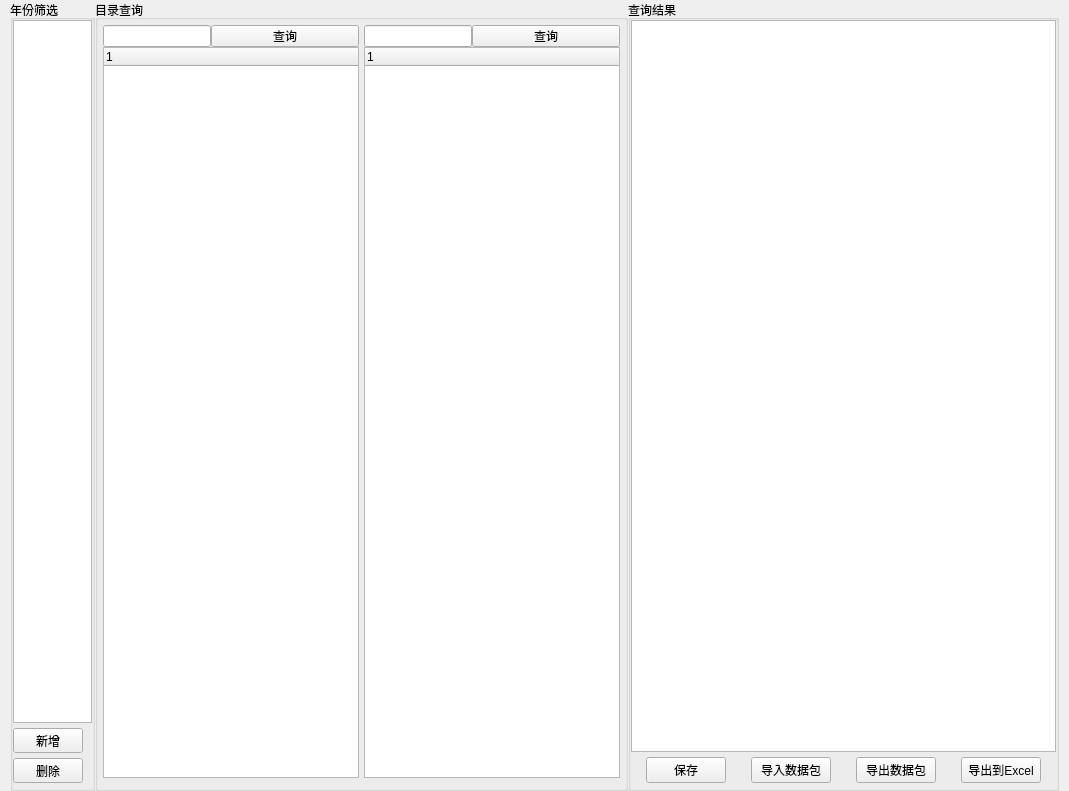
Before: the Qt Designer form widgets/strengthDisturb/retirement.ui in Belos10/Equip, drawn with Qt 5.
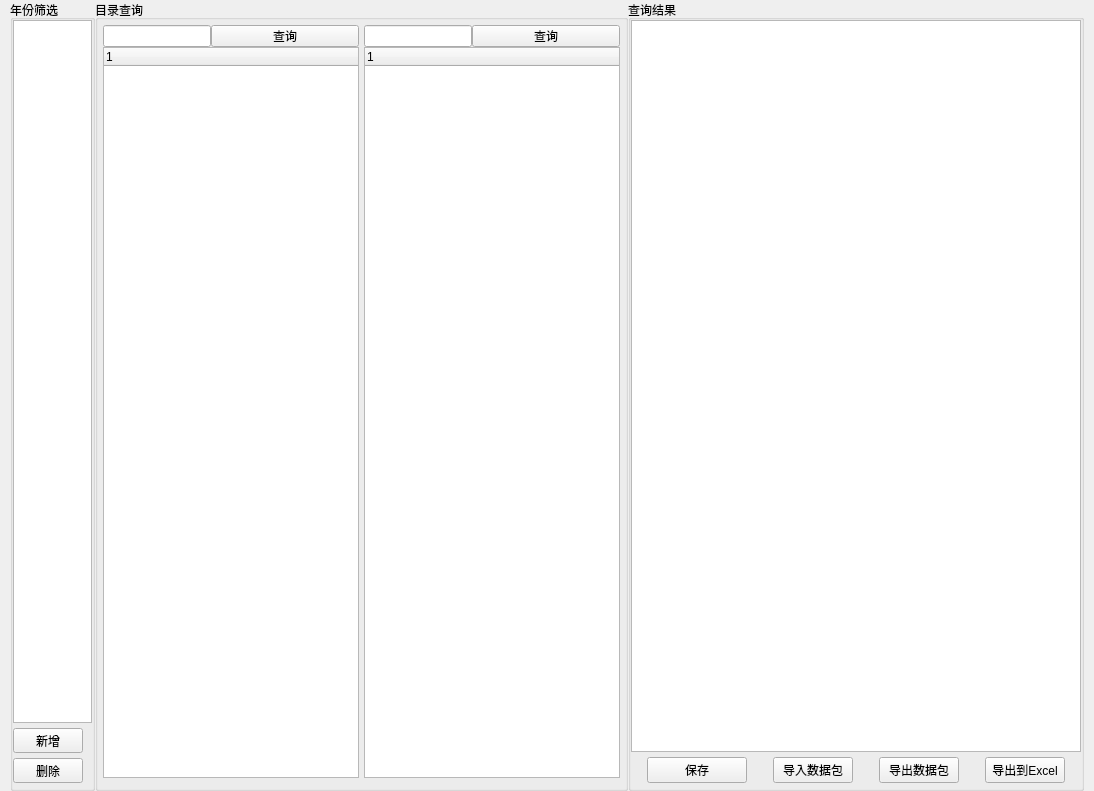
After: the same form once the commit is applied.

Patch:
```diff
--- a/widgets/strengthDisturb/retirement.ui
+++ b/widgets/strengthDisturb/retirement.ui
@@ -6,7 +6,7 @@
    <rect>
     <x>0</x>
     <y>0</y>
-    <width>1069</width>
+    <width>1094</width>
     <height>791</height>
    </rect>
   </property>
@@ -235,6 +235,12 @@
         </item>
         <item>
          <widget class="QPushButton" name="pb_save">
+          <property name="minimumSize">
+           <size>
+            <width>100</width>
+            <height>20</height>
+           </size>
+          </property>
           <property name="text">
            <string>保存</string>
           </property>
```
Left out of the diff: 42 changed lines with no effect on the pictures.
